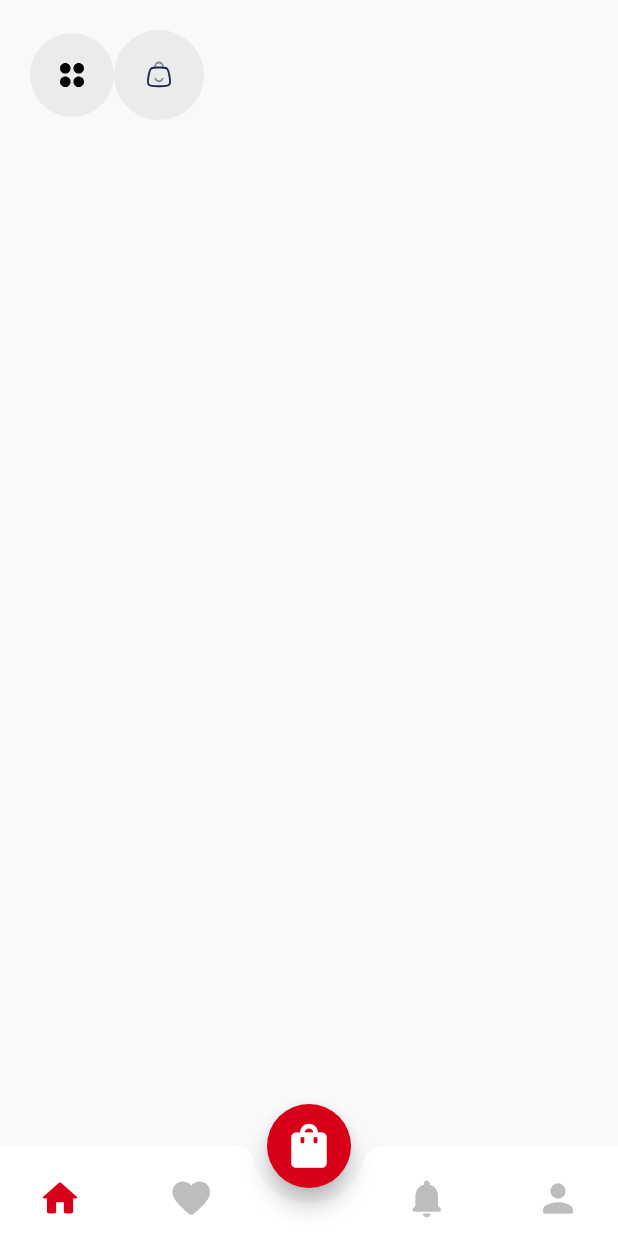
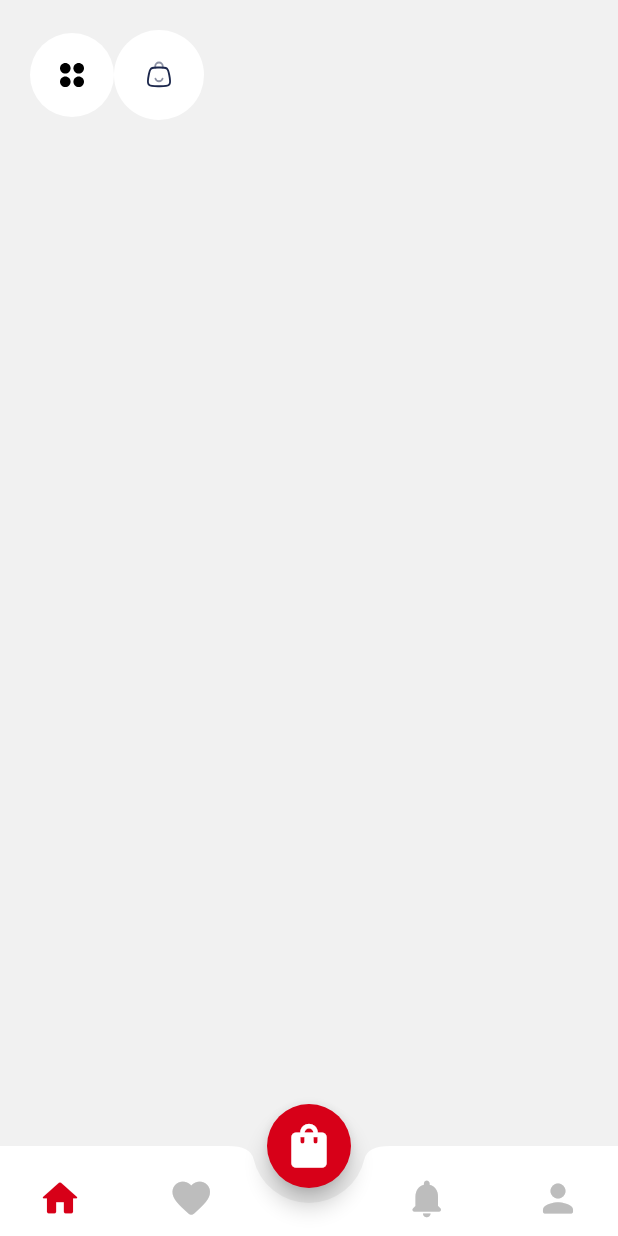
Before and after one commit to mduyen2505/flutternew, a Flutter app: the screen it shows after launch, on a phone screen of 412 x 824 dp. Run offline on Flutter 3.47's test engine with Material 3 defaults, Android fonts, the phone set to English and light mode, and no system bars; our stand-ins replace flutter_svg, google_fonts.

Commit message:
Sửa home_screen

```diff
--- a/flutter_application_1/lib/screens/Home/home_screen.dart
+++ b/flutter_application_1/lib/screens/Home/home_screen.dart
@@ -1,5 +1,4 @@
 import 'package:flutter/material.dart';
-import 'package:flutter_application_1/constants.dart';
 import 'package:flutter_svg/flutter_svg.dart'; // Import the flutter_svg package
 
 class HomeScreen extends StatefulWidget {
@@ -13,7 +12,7 @@ class _HomeScreenState extends State<HomeScreen> {
   @override
   Widget build(BuildContext context) {
     return Scaffold(
-      backgroundColor: const Color.fromARGB(255, 248, 249, 250),
+      backgroundColor: const Color.fromARGB(255, 241, 241, 241),
       body: SingleChildScrollView(
         child: Padding(
           padding: const EdgeInsets.all(20),
@@ -24,7 +23,7 @@ class _HomeScreenState extends State<HomeScreen> {
                 children: [
                   IconButton(
                     style: IconButton.styleFrom(
-                      backgroundColor: kcontentColor,
+                      backgroundColor: Colors.white,
                       padding: const EdgeInsets.all(20),
                     ),
                     onPressed: () {},
@@ -35,7 +34,7 @@ class _HomeScreenState extends State<HomeScreen> {
                   ),
                   IconButton(
                     style: IconButton.styleFrom(
-                      backgroundColor: kcontentColor,
+                      backgroundColor: Colors.white,
                       padding: const EdgeInsets.all(20),
                     ),
                     onPressed: () {},
--- a/flutter_application_1/lib/screens/nav_bar_screen.dart
+++ b/flutter_application_1/lib/screens/nav_bar_screen.dart
@@ -24,7 +24,7 @@ class _BottomNavBarState extends State<BottomNavBar> {
   @override
   Widget build(BuildContext context) {
     return Scaffold(
-      backgroundColor: const Color.fromARGB(255, 248, 249, 250),
+      backgroundColor: const Color.fromARGB(255, 241, 241, 241),
       floatingActionButton: FloatingActionButton(
         onPressed: () {
           setState(() {
```
